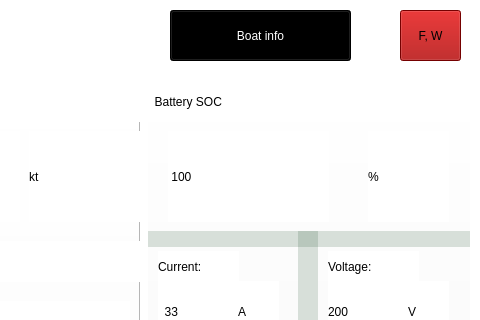
Qt form apps/huracanXsantoka/mainwindow.ui (GiovanniRaseraF/santoka_qt) before a commit; both pictures show x 530 to 1010 and y 0 to 320 of the 1010 by 600 pixel window.
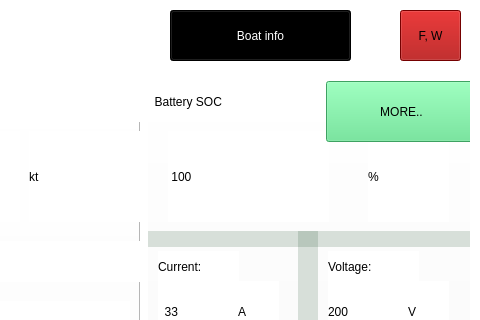
The same form after that commit. Icons and pictures are not drawn.

What changed in the file:
```diff
--- a/apps/huracanXsantoka/mainwindow.ui
+++ b/apps/huracanXsantoka/mainwindow.ui
@@ -977,6 +977,22 @@
            <string/>
           </property>
          </widget>
+         <widget class="QPushButton" name="pb_evbmspage">
+          <property name="geometry">
+           <rect>
+            <x>178</x>
+            <y>0</y>
+            <width>151</width>
+            <height>61</height>
+           </rect>
+          </property>
+          <property name="styleSheet">
+           <string notr="true">background: rgb(87, 227, 137)</string>
+          </property>
+          <property name="text">
+           <string>MORE..</string>
+          </property>
+         </widget>
         </widget>
        </item>
       </layout>
```
